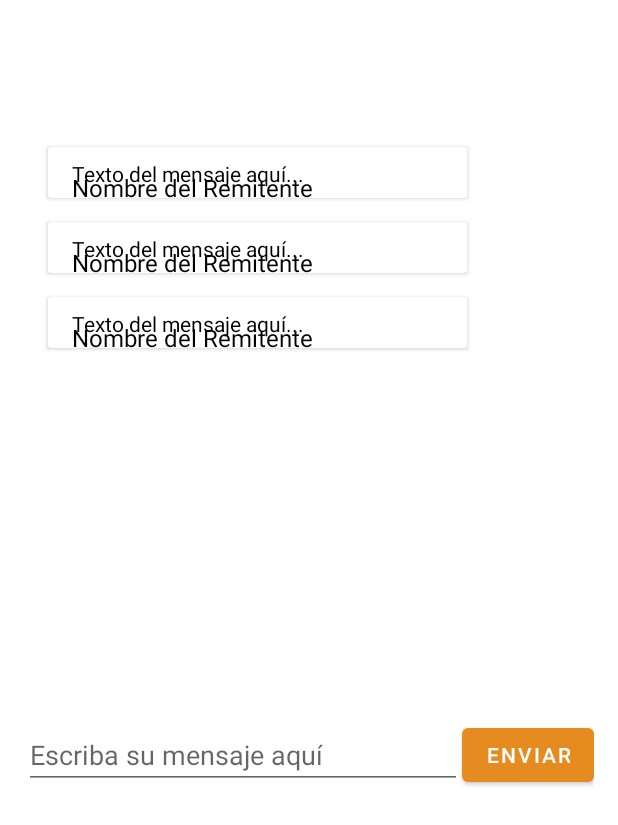
After one commit to ISIS3510-202410-Team14/Kotlin, an Android app: the layout activity_chat2.xml on its own in the app's theme, with its tools: preview values and no code run, on a phone screen of 412 x 824 dp. The commit adds this screen. Shown: the top 825 px of the screen. Run offline under Robolectric (Android 15) with nearby library versions, the phone set to English and light mode, and no system bars.

```diff
--- a/app/src/main/AndroidManifest.xml
+++ b/app/src/main/AndroidManifest.xml
@@ -16,10 +16,13 @@
         android:supportsRtl="true"
         android:theme="@style/Theme.MoveOn"
         tools:targetApi="31">
+        <activity
+            android:name=".view.ChatActivity2"
+            android:exported="false" />
 
         <meta-data
             android:name="com.google.android.geo.API_KEY"
-            android:value="@string/google_maps_key"/>
+            android:value="@string/google_maps_key" />
 
         <activity
             android:name=".view.MapActivity"
--- a/app/src/main/java/com/optic/moveon/model/UserSessionManager.kt
+++ b/app/src/main/java/com/optic/moveon/model/UserSessionManager.kt
@@ -27,6 +27,7 @@ public object UserSessionManager {
         return sharedPreferences.getString(KEY_UID, null);  // Recuperar el UID guardado
     }
 
+
     fun signOut() {
         val editor = sharedPreferences.edit();
         editor.clear();
--- /dev/null
+++ b/app/src/main/res/layout/activity_chat2.xml
@@ -0,0 +1,51 @@
+<?xml version="1.0" encoding="utf-8"?>
+<LinearLayout xmlns:android="http://schemas.android.com/apk/res/android"
+    xmlns:app="http://schemas.android.com/apk/res-auto"
+    xmlns:tools="http://schemas.android.com/tools"
+    android:layout_width="match_parent"
+    android:layout_height="match_parent"
+    android:orientation="vertical"
+    tools:context=".view.ChatActivity2">
+
+
+    <androidx.recyclerview.widget.RecyclerView
+        android:id="@+id/detalladochatScrollView"
+        android:layout_width="295dp"
+        android:layout_height="373dp"
+        android:layout_marginStart="24dp"
+        android:layout_marginTop="90dp"
+        android:layout_marginEnd="24dp"
+        app:layout_constraintEnd_toEndOf="parent"
+        app:layout_constraintHorizontal_bias="0.513"
+        app:layout_constraintStart_toStartOf="parent"
+        app:layout_constraintTop_toTopOf="parent"
+        tools:listitem="@layout/chat_detail_item">
+
+    </androidx.recyclerview.widget.RecyclerView>
+
+    <LinearLayout
+        android:layout_width="match_parent"
+        android:layout_height="wrap_content"
+        android:orientation="horizontal"
+        android:gravity="center_vertical"
+        android:padding="16dp">
+
+        <EditText
+            android:id="@+id/editTextMessage"
+            android:layout_width="0dp"
+            android:layout_height="wrap_content"
+            android:layout_weight="1"
+            android:hint="Escriba su mensaje aquí" />
+
+        <!-- Botón para enviar mensajes -->
+        <Button
+            android:id="@+id/buttonSend"
+            android:layout_width="wrap_content"
+            android:layout_height="wrap_content"
+            android:text="Enviar" />
+
+    </LinearLayout>
+
+
+
+</LinearLayout>
--- /dev/null
+++ b/app/src/main/res/layout/chat_detail_item.xml
@@ -0,0 +1,28 @@
+<androidx.cardview.widget.CardView xmlns:android="http://schemas.android.com/apk/res/android"
+    xmlns:app="http://schemas.android.com/apk/res-auto"
+    android:layout_width="match_parent"
+    android:layout_height="34dp"
+    android:layout_margin="8dp">
+
+    <TextView
+        android:id="@+id/textViewSenderName"
+        android:layout_width="wrap_content"
+        android:layout_height="wrap_content"
+        android:layout_marginStart="16dp"
+        android:layout_marginTop="16dp"
+        android:text="Nombre del Remitente"
+        android:textColor="@android:color/black"
+        android:textSize="16sp" />
+
+    <TextView
+        android:id="@+id/textViewMessage"
+        android:layout_width="match_parent"
+        android:layout_height="wrap_content"
+        android:layout_marginStart="16dp"
+        android:layout_marginTop="8dp"
+        android:layout_marginEnd="16dp"
+        android:text="Texto del mensaje aquí..."
+        android:textColor="@android:color/black"
+        android:textSize="14sp" />
+
+</androidx.cardview.widget.CardView>
```
Also changed, not shown: app/src/main/java/com/optic/moveon/model/entities/Chat.kt (added, +11 -0 lines), app/src/main/java/com/optic/moveon/view/AdapterChat.kt (added, +44 -0 lines), app/src/main/java/com/optic/moveon/view/ChatActivity2.kt (added, +118 -0 lines), app/src/main/java/com/optic/moveon/view/MainActivity.kt (+30 -2 lines).
